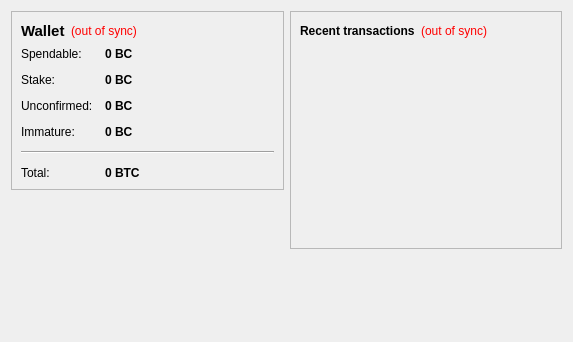
The window that src/qt/forms/overviewpage.ui (FistBumpGithub/moep) describes before a commit, drawn with Qt 5.
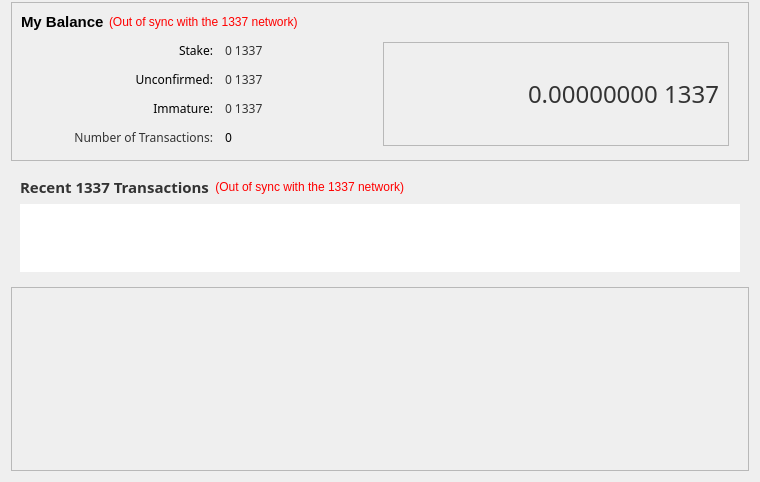
The same window after the commit. Custom widgets are drawn as their Qt base class.

What changed in the file:
```diff
--- a/src/qt/forms/overviewpage.ui
+++ b/src/qt/forms/overviewpage.ui
@@ -6,18 +6,19 @@
    <rect>
     <x>0</x>
     <y>0</y>
-    <width>573</width>
-    <height>342</height>
+    <width>760</width>
+    <height>397</height>
    </rect>
   </property>
   <property name="windowTitle">
    <string>Form</string>
   </property>
-  <layout class="QHBoxLayout" name="horizontalLayout" stretch="1,1">
+  <layout class="QVBoxLayout" name="verticalLayout_5" stretch="0,1,0">
+   <property name="topMargin">
+    <number>2</number>
+   </property>
    <item>
-    <layout class="QVBoxLayout" name="verticalLayout_2">
-     <item>
-      <widget class="QFrame" name="frame">
+    <widget class="QFrame" name="frameTop">
        <property name="frameShape">
         <enum>QFrame::StyledPanel</enum>
        </property>
@@ -25,6 +26,9 @@
         <enum>QFrame::Raised</enum>
        </property>
        <layout class="QVBoxLayout" name="verticalLayout_4">
+      <property name="spacing">
+       <number>5</number>
+      </property>
         <item>
          <layout class="QHBoxLayout" name="horizontalLayout_4">
           <item>
@@ -37,7 +41,7 @@
              </font>
             </property>
             <property name="text">
-             <string>Wallet</string>
+           <string>My Balance</string>
             </property>
            </widget>
           </item>
@@ -50,7 +54,7 @@
              <string notr="true">QLabel { color: red; }</string>
             </property>
             <property name="text">
-             <string notr="true">(out of sync)</string>
+           <string notr="true">(Out of sync with the 1337 network)</string>
             </property>
             <property name="alignment">
              <set>Qt::AlignLeading|Qt::AlignLeft|Qt::AlignVCenter</set>
@@ -73,6 +77,20 @@
          </layout>
         </item>
         <item>
+       <layout class="QHBoxLayout" name="horizontalLayout">
+        <property name="leftMargin">
+         <number>10</number>
+        </property>
+        <property name="topMargin">
+         <number>5</number>
+        </property>
+        <property name="rightMargin">
+         <number>10</number>
+        </property>
+        <property name="bottomMargin">
+         <number>5</number>
+        </property>
+        <item>
          <layout class="QFormLayout" name="formLayout_2">
           <property name="fieldGrowthPolicy">
            <enum>QFormLayout::AllNonFixedFieldsGrow</enum>
@@ -84,47 +102,43 @@
            <number>12</number>
           </property>
           <item row="0" column="0">
-           <widget class="QLabel" name="label">
-            <property name="text">
-             <string>Spendable:</string>
-            </property>
-           </widget>
-          </item>
-          <item row="0" column="1">
-           <widget class="QLabel" name="labelBalance">
-            <property name="font">
-             <font>
-              <weight>75</weight>
-              <bold>true</bold>
-             </font>
-            </property>
-            <property name="cursor">
-             <cursorShape>IBeamCursor</cursorShape>
-            </property>
-            <property name="toolTip">
-             <string>Your current spendable balance</string>
-            </property>
-            <property name="text">
-             <string notr="true">0 BC</string>
-            </property>
-            <property name="textInteractionFlags">
-             <set>Qt::LinksAccessibleByMouse|Qt::TextSelectableByKeyboard|Qt::TextSelectableByMouse</set>
-            </property>
-           </widget>
-          </item>
-          <item row="1" column="0">
            <widget class="QLabel" name="label_6">
+            <property name="sizePolicy">
+             <sizepolicy hsizetype="MinimumExpanding" vsizetype="Preferred">
+              <horstretch>0</horstretch>
+              <verstretch>0</verstretch>
+             </sizepolicy>
+            </property>
+            <property name="minimumSize">
+             <size>
+              <width>182</width>
+              <height>0</height>
+             </size>
+            </property>
+            <property name="baseSize">
+             <size>
+              <width>80</width>
+              <height>0</height>
+             </size>
+            </property>
+            <property name="font">
+             <font>
+              <family>Sans</family>
+             </font>
+            </property>
             <property name="text">
              <string>Stake:</string>
             </property>
+            <property name="alignment">
+             <set>Qt::AlignRight|Qt::AlignTrailing|Qt::AlignVCenter</set>
+            </property>
            </widget>
           </item>
-          <item row="1" column="1">
+          <item row="0" column="1">
            <widget class="QLabel" name="labelStake">
             <property name="font">
              <font>
-              <weight>75</weight>
-              <bold>true</bold>
+              <family>Sans</family>
              </font>
             </property>
             <property name="cursor">
@@ -134,26 +148,51 @@
              <string>Total of coins that was staked, and do not yet count toward the current balance</string>
             </property>
             <property name="text">
-             <string notr="true">0 BC</string>
+             <string notr="true">&lt;html&gt;&lt;head/&gt;&lt;body&gt;&lt;p&gt;&lt;span style=&quot; color:#333333;&quot;&gt;0 1337&lt;/span&gt;&lt;/p&gt;&lt;/body&gt;&lt;/html&gt;</string>
             </property>
             <property name="textInteractionFlags">
              <set>Qt::LinksAccessibleByMouse|Qt::TextSelectableByKeyboard|Qt::TextSelectableByMouse</set>
             </property>
            </widget>
           </item>
-          <item row="2" column="0">
+          <item row="1" column="0">
            <widget class="QLabel" name="label_3">
+            <property name="sizePolicy">
+             <sizepolicy hsizetype="MinimumExpanding" vsizetype="Preferred">
+              <horstretch>0</horstretch>
+              <verstretch>0</verstretch>
+             </sizepolicy>
+            </property>
+            <property name="minimumSize">
+             <size>
+              <width>182</width>
+              <height>0</height>
+             </size>
+            </property>
+            <property name="baseSize">
+             <size>
+              <width>80</width>
+              <height>0</height>
+             </size>
+            </property>
+            <property name="font">
+             <font>
+              <family>Sans</family>
+             </font>
+            </property>
             <property name="text">
              <string>Unconfirmed:</string>
             </property>
+            <property name="alignment">
+             <set>Qt::AlignRight|Qt::AlignTrailing|Qt::AlignVCenter</set>
+            </property>
            </widget>
           </item>
-          <item row="2" column="1">
+          <item row="1" column="1">
            <widget class="QLabel" name="labelUnconfirmed">
             <property name="font">
              <font>
-              <weight>75</weight>
-              <bold>true</bold>
+              <family>Sans</family>
              </font>
             </property>
             <property name="cursor">
@@ -163,59 +202,137 @@
              <string>Total of transactions that have yet to be confirmed, and do not yet count toward the current balance</string>
             </property>
             <property name="text">
-             <string notr="true">0 BC</string>
+             <string notr="true">&lt;html&gt;&lt;head/&gt;&lt;body&gt;&lt;p&gt;&lt;span style=&quot; color:#333333;&quot;&gt;0 1337&lt;/span&gt;&lt;/p&gt;&lt;/body&gt;&lt;/html&gt;</string>
             </property>
             <property name="textInteractionFlags">
              <set>Qt::LinksAccessibleByMouse|Qt::TextSelectableByKeyboard|Qt::TextSelectableByMouse</set>
             </property>
            </widget>
           </item>
-          <item row="3" column="0">
+          <item row="2" column="0">
            <widget class="QLabel" name="labelImmatureText">
+            <property name="sizePolicy">
+             <sizepolicy hsizetype="MinimumExpanding" vsizetype="Preferred">
+              <horstretch>0</horstretch>
+              <verstretch>0</verstretch>
+             </sizepolicy>
+            </property>
+            <property name="minimumSize">
+             <size>
+              <width>182</width>
+              <height>0</height>
+             </size>
+            </property>
+            <property name="baseSize">
+             <size>
+              <width>80</width>
+              <height>0</height>
+             </size>
+            </property>
+            <property name="font">
+             <font>
+              <family>Sans</family>
+             </font>
+            </property>
+            <property name="layoutDirection">
+             <enum>Qt::RightToLeft</enum>
+            </property>
             <property name="text">
              <string>Immature:</string>
             </property>
+            <property name="alignment">
+             <set>Qt::AlignRight|Qt::AlignTrailing|Qt::AlignVCenter</set>
+            </property>
            </widget>
           </item>
-          <item row="3" column="1">
+          <item row="2" column="1">
            <widget class="QLabel" name="labelImmature">
             <property name="font">
              <font>
-              <weight>75</weight>
-              <bold>true</bold>
+              <family>Sans</family>
              </font>
             </property>
             <property name="toolTip">
              <string>Mined balance that has not yet matured</string>
             </property>
             <property name="text">
-             <string notr="true">0 BC</string>
+             <string notr="true">&lt;html&gt;&lt;head/&gt;&lt;body&gt;&lt;p&gt;&lt;span style=&quot; color:#333333;&quot;&gt;0 1337&lt;/span&gt;&lt;/p&gt;&lt;/body&gt;&lt;/html&gt;</string>
             </property>
             <property name="textInteractionFlags">
              <set>Qt::LinksAccessibleByMouse|Qt::TextSelectableByKeyboard|Qt::TextSelectableByMouse</set>
             </property>
            </widget>
           </item>
-          <item row="4" column="0" colspan="2">
-           <widget class="Line" name="line">
-            <property name="orientation">
-             <enum>Qt::Horizontal</enum>
+          <item row="3" column="0">
+           <widget class="QLabel" name="label_2">
+            <property name="minimumSize">
+             <size>
+              <width>182</width>
+              <height>0</height>
+             </size>
             </property>
+            <property name="font">
+             <font>
+              <family>Sans</family>
+             </font>
+            </property>
+            <property name="text">
+             <string>&lt;html&gt;&lt;head/&gt;&lt;body&gt;&lt;p&gt;&lt;span style=&quot; color:#333333;&quot;&gt;Number of Transactions:&lt;/span&gt;&lt;/p&gt;&lt;/body&gt;&lt;/html&gt;</string>
+            </property>
+			<property name="alignment">
+             <set>Qt::AlignRight|Qt::AlignTrailing|Qt::AlignVCenter</set>
+            </property>
            </widget>
           </item>
-          <item row="5" column="0">
-           <widget class="QLabel" name="labelTotalText">
+          <item row="3" column="1">
+           <widget class="QLabel" name="labelNumTransactions">
+            <property name="font">
+             <font>
+              <family>Sans</family>
+             </font>
+            </property>
+            <property name="toolTip">
+             <string>Total number of transactions in wallet</string>
+            </property>
             <property name="text">
-             <string>Total:</string>
+             <string notr="true">0</string>
             </property>
            </widget>
           </item>
-          <item row="5" column="1">
-           <widget class="QLabel" name="labelTotal">
+         </layout>
+        </item>
+        <item>
+         <widget class="QFrame" name="frame_3">
+          <property name="frameShape">
+           <enum>QFrame::StyledPanel</enum>
+          </property>
+          <property name="frameShadow">
+           <enum>QFrame::Plain</enum>
+          </property>
+          <property name="lineWidth">
+           <number>1</number>
+          </property>
+          <layout class="QVBoxLayout" name="verticalLayout_6">
+           <item>
+            <widget class="QLabel" name="labelBalance">
+             <property name="sizePolicy">
+              <sizepolicy hsizetype="Expanding" vsizetype="Preferred">
+               <horstretch>0</horstretch>
+               <verstretch>0</verstretch>
+              </sizepolicy>
+             </property>
+             <property name="minimumSize">
+              <size>
+               <width>200</width>
+               <height>30</height>
+              </size>
+             </property>
             <property name="font">
              <font>
-              <weight>75</weight>
-              <bold>true</bold>
+               <family>Sans</family>
+               <pointsize>18</pointsize>
+               <weight>50</weight>
+               <bold>false</bold>
              </font>
             </property>
             <property name="cursor">
@@ -225,7 +342,10 @@
              <string>Your current total balance</string>
             </property>
             <property name="text">
-             <string notr="true">0 BTC</string>
+              <string notr="true">&lt;html&gt;&lt;head/&gt;&lt;body&gt;&lt;p&gt;&lt;span style=&quot; color:#333333;&quot;&gt;0.00000000 1337&lt;/span&gt;&lt;/p&gt;&lt;/body&gt;&lt;/html&gt;</string>
+             </property>
+             <property name="alignment">
+              <set>Qt::AlignRight|Qt::AlignTrailing|Qt::AlignVCenter</set>
             </property>
             <property name="textInteractionFlags">
              <set>Qt::LinksAccessibleByMouse|Qt::TextSelectableByKeyboard|Qt::TextSelectableByMouse</set>
@@ -233,31 +353,19 @@
            </widget>
           </item>
          </layout>
+         </widget>
         </item>
        </layout>
-      </widget>
-     </item>
-     <item>
-      <spacer name="verticalSpacer">
-       <property name="orientation">
-        <enum>Qt::Vertical</enum>
-       </property>
-       <property name="sizeHint" stdset="0">
-        <size>
-         <width>20</width>
-         <height>40</height>
-        </size>
-       </property>
-      </spacer>
-     </item>
-    </layout>
+      </item>
+     </layout>
+    </widget>
    </item>
    <item>
     <layout class="QVBoxLayout" name="verticalLayout_3">
      <item>
       <widget class="QFrame" name="frame_2">
        <property name="frameShape">
-        <enum>QFrame::StyledPanel</enum>
+        <enum>QFrame::NoFrame</enum>
        </property>
        <property name="frameShadow">
         <enum>QFrame::Raised</enum>
@@ -267,8 +375,16 @@
          <layout class="QHBoxLayout" name="horizontalLayout_2">
           <item>
            <widget class="QLabel" name="label_4">
+            <property name="font">
+             <font>
+              <family>Sans</family>
+              <pointsize>11</pointsize>
+			  <weight>75</weight>
+			  <bold>true</bold>
+             </font>
+            </property>
             <property name="text">
-             <string>&lt;b&gt;Recent transactions&lt;/b&gt;</string>
+             <string>&lt;html&gt;&lt;head/&gt;&lt;body&gt;&lt;p&gt;&lt;span style=&quot; font-size:11pt; color:#333333;&quot;&gt;Recent 1337 Transactions&lt;/span&gt;&lt;/p&gt;&lt;/body&gt;&lt;/html&gt;</string>
             </property>
            </widget>
           </item>
@@ -281,7 +397,7 @@
              <string notr="true">QLabel { color: red; }</string>
             </property>
             <property name="text">
-             <string notr="true">(out of sync)</string>
+             <string notr="true">(Out of sync with the 1337 network)</string>
             </property>
             <property name="alignment">
              <set>Qt::AlignRight|Qt::AlignTrailing|Qt::AlignVCenter</set>
@@ -306,7 +422,7 @@
         <item>
          <widget class="QListView" name="listTransactions">
           <property name="styleSheet">
-           <string notr="true">QListView { background: transparent; }</string>
+           <string notr="true"/>
           </property>
           <property name="frameShape">
            <enum>QFrame::NoFrame</enum>
@@ -340,8 +456,65 @@
      </item>
     </layout>
    </item>
-  </layout>
- </widget>
+
+   <item>
+        <widget class="QFrame" name="diffplotframe">
+         <property name="frameShape">
+          <enum>QFrame::StyledPanel</enum>
+         </property>
+         <property name="frameShadow">
+          <enum>QFrame::Raised</enum>
+         </property>
+         <layout class="QVBoxLayout" name="verticalLayout_3_1">
+          <property name="leftMargin">
+           <number>1</number>
+          </property>
+          <property name="topMargin">
+           <number>1</number>
+          </property>
+          <property name="rightMargin">
+           <number>1</number>
+          </property>
+          <property name="bottomMargin">
+           <number>1</number>
+          </property>
+          <item>
+           <layout class="QHBoxLayout" name="horizontalLayout_3">
+            <item>
+             <widget class="QCustomPlot" name="diffplot" native="true">
+              
+			  <property name="sizePolicy">
+             <sizepolicy hsizetype="MinimumExpanding" vsizetype="Preferred">
+              <horstretch>0</horstretch>
+              <verstretch>0</verstretch>
+             </sizepolicy>
+            </property>
+			  
+			  <property name="minimumSize">
+               <size>
+                <width>0</width>
+                <height>180</height>
+               </size>
+              </property>
+             </widget>
+            </item>
+           </layout>
+          </item>
+         </layout>
+        </widget>
+       </item>
+  </layout>
+ </widget>
+ 
+ <customwidgets>
+  <customwidget>
+   <class>QCustomPlot</class>
+   <extends>QWidget</extends>
+   <header>qt/qcustomplot.h</header>
+   <container>1</container>
+  </customwidget>
+ </customwidgets>
+ 
  <resources/>
  <connections/>
 </ui>
```
Left out of the diff: 6 changed lines with no effect on the pictures. Lines whose indentation alone changed are shown as unchanged.
